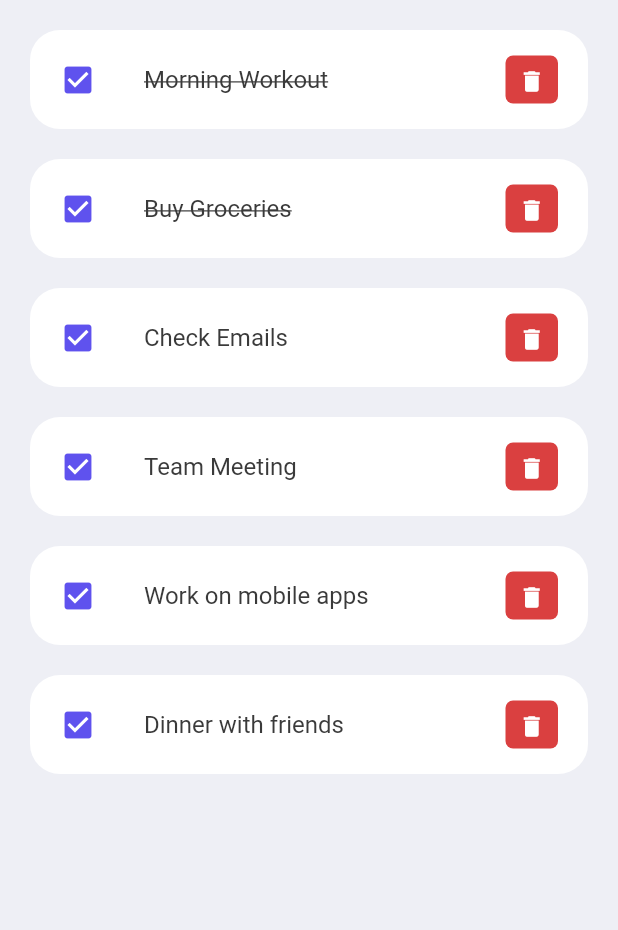
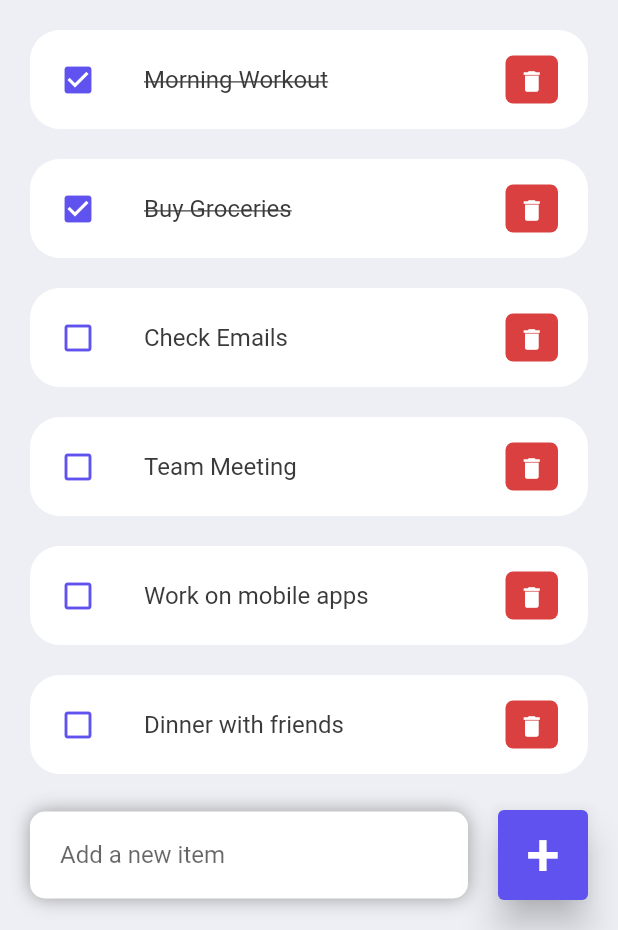
Before and after one commit to CoffeeEyes28/toDo-Flutter-App, a Flutter app: the screen it shows after launch, on a phone screen of 412 x 824 dp, the part 306-1236 px from its top. Run offline on Flutter 3.47's test engine with Material 2 defaults, Android fonts, the phone set to English and light mode, and no system bars.

Commit message:
added bottom field for adding todo item

```diff
--- a/todo/lib/screens/home.dart
+++ b/todo/lib/screens/home.dart
@@ -13,7 +13,9 @@ class Home extends StatelessWidget {
     return Scaffold(
       backgroundColor: tdBGColor,
       appBar: _buildAppBar(),
-      body: Container(
+      body: Stack(
+        children: [
+          Container(
             padding: EdgeInsets.symmetric(
               horizontal: 20,
               vertical: 15,
@@ -40,6 +42,66 @@ class Home extends StatelessWidget {
                 ),
               ],
             ),
+          ),
+          Align(
+            alignment: Alignment.bottomCenter,
+            child: Row(
+              children: [
+                Expanded(
+                  child: Container(
+                    margin: EdgeInsets.only(
+                      bottom: 20,
+                      right: 20,
+                      left: 20,
+                    ),
+                    padding: EdgeInsets.symmetric(
+                      horizontal: 20,
+                      vertical: 5,
+                    ),
+                    decoration: BoxDecoration(
+                      color: Colors.white,
+                      boxShadow: const [
+                        BoxShadow(
+                          color: Colors.grey,
+                          offset: Offset(0.0, 0.0),
+                          blurRadius: 10.0,
+                          spreadRadius: 0.0,
+                        ),
+                      ],
+                      borderRadius: BorderRadius.circular(10),
+                    ),
+                    child: TextField(
+                      decoration: InputDecoration(
+                        hintText: 'Add a new item',
+                        border: InputBorder.none,
+                      ),
+                    ),
+                  ),
+                ),
+                Container(
+                  margin: EdgeInsets.only(
+                    bottom: 20,
+                    right: 20,
+                  ),
+                  child: ElevatedButton(
+                    child: Text(
+                      '+',
+                      style: TextStyle(
+                        fontSize: 40,
+                      ),
+                    ),
+                    onPressed: () {},
+                    style: ElevatedButton.styleFrom(
+                      backgroundColor: tdBlue,
+                      minimumSize: Size(60, 60),
+                      elevation: 10,
+                    ),
+                  ),
+                )
+              ],
+            ),
+          )
+        ],
       ),
     );
   }
--- a/todo/lib/widgets/todo_item.dart
+++ b/todo/lib/widgets/todo_item.dart
@@ -20,7 +20,7 @@ class ToDoItem extends StatelessWidget {
         contentPadding: EdgeInsets.symmetric(horizontal: 20, vertical: 5),
         tileColor: Colors.white,
         leading: Icon(
-          Icons.check_box,
+          todo.isDone ? Icons.check_box : Icons.check_box_outline_blank,
           color: tdBlue,
         ),
         title: Text(
```
Lines whose indentation alone changed are shown as unchanged.
